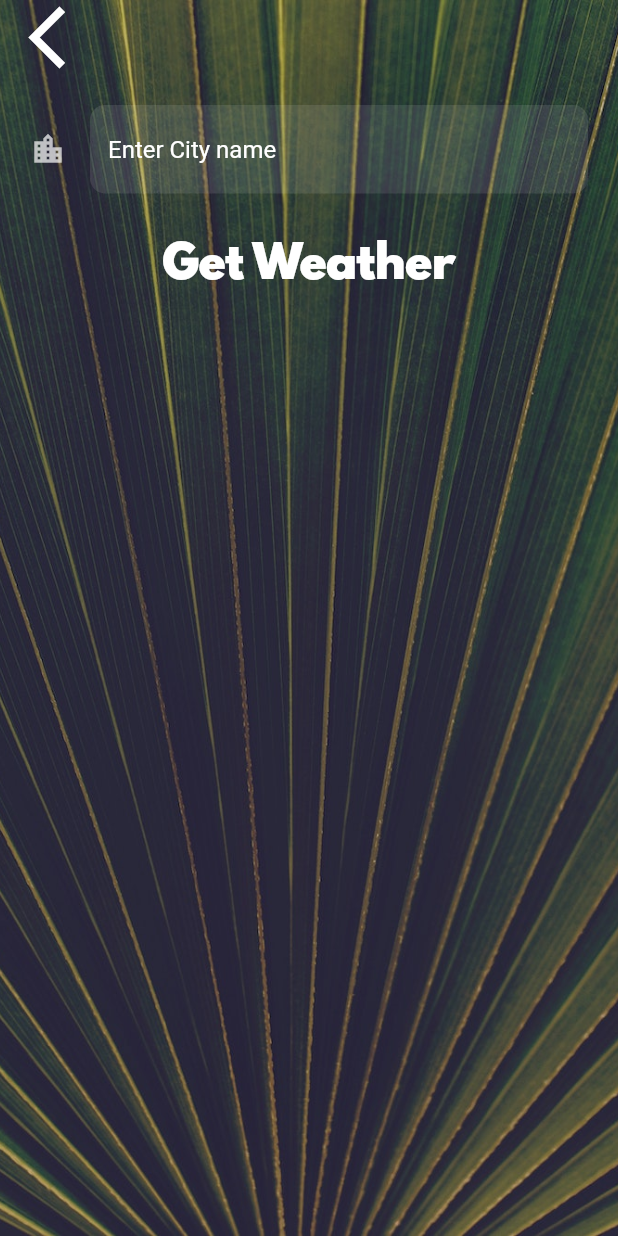
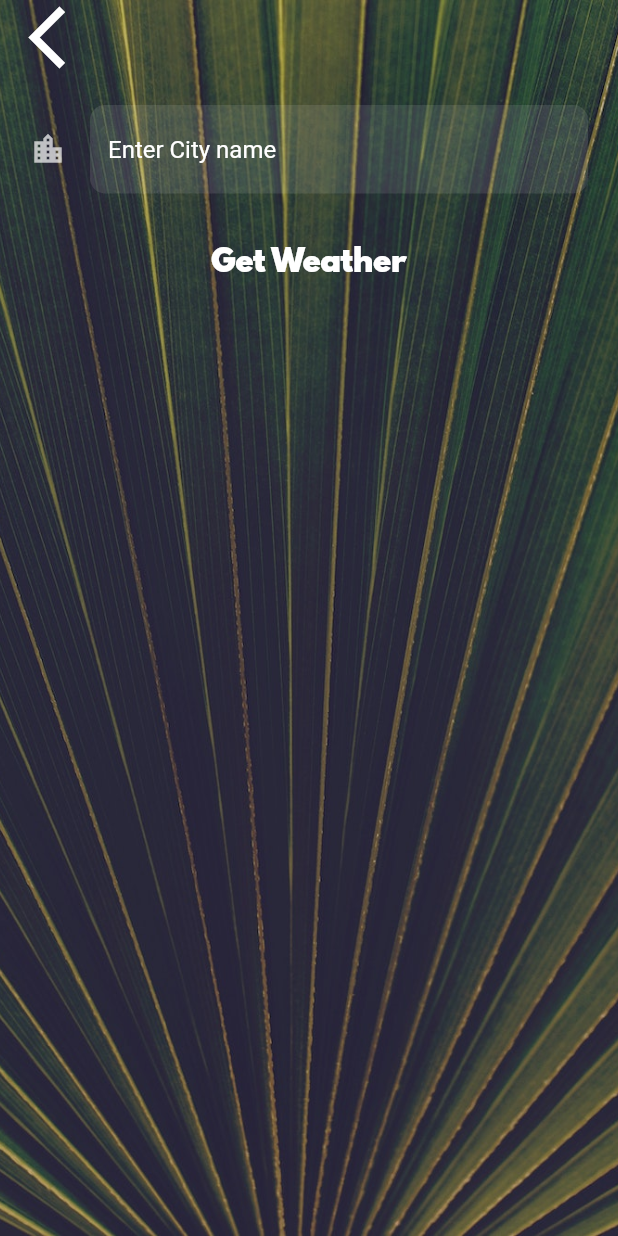
Before and after one commit to marianneleal/clima, a Flutter app: the LocationScreen screen opened directly, after a tap on the "location city" icon, on a phone screen of 412 x 824 dp. Run offline on Flutter 3.47's test engine with Material 2 defaults, Android fonts, the phone set to English and light mode, and no system bars; our stand-ins replace flutter_spinkit, geolocator; network calls fail.

Commit message:
styling, final commit

```diff
--- a/lib/screens/location_screen.dart
+++ b/lib/screens/location_screen.dart
@@ -56,7 +56,7 @@ class _LocationScreenState extends State<LocationScreen> {
         constraints: BoxConstraints.expand(),
         child: SafeArea(
           child: Column(
-            mainAxisAlignment: MainAxisAlignment.center,
+            mainAxisAlignment: MainAxisAlignment.spaceAround,
             crossAxisAlignment: CrossAxisAlignment.stretch,
             children: <Widget>[
               Row(
@@ -113,7 +113,7 @@ class _LocationScreenState extends State<LocationScreen> {
                 padding: EdgeInsets.only(right: 15.0),
                 child: Text(
                   '$tempText in $city',
-                  textAlign: TextAlign.right,
+                  textAlign: TextAlign.center,
                   style: kMessageTextStyle,
                 ),
               ),
--- a/lib/utilities/constants.dart
+++ b/lib/utilities/constants.dart
@@ -2,21 +2,21 @@ import 'package:flutter/material.dart';
 
 const kTempTextStyle = TextStyle(
   fontFamily: 'Spartan MB',
-  fontSize: 100.0,
+  fontSize: 80.0,
 );
 
 const kMessageTextStyle = TextStyle(
   fontFamily: 'Spartan MB',
-  fontSize: 60.0,
+  fontSize: 40.0,
 );
 
 const kButtonTextStyle = TextStyle(
-  fontSize: 30.0,
+  fontSize: 20.0,
   fontFamily: 'Spartan MB',
 );
 
 const kConditionTextStyle = TextStyle(
-  fontSize: 100.0,
+  fontSize: 80.0,
 );
 
 const inputDecor = InputDecoration(
```
